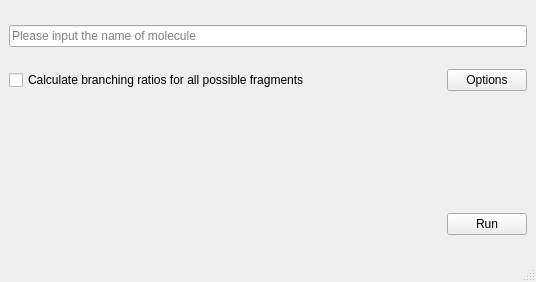
Before: the Qt Designer form SDIC Project/brief sample.ui in Yintai-Ding/SDIC-Project-YintaiDing, drawn with Qt 5.
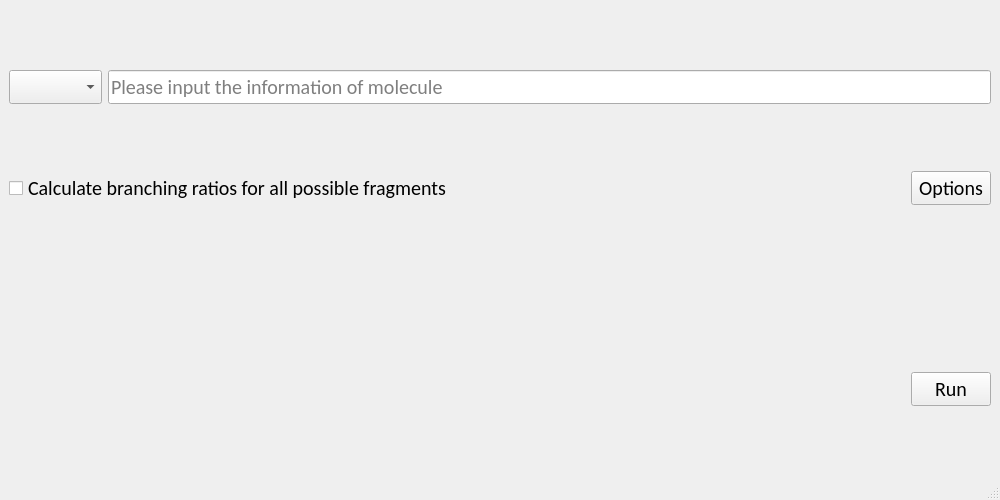
After: the same form once the commit is applied.

Patch:
```diff
--- a/SDIC Project/brief sample.ui
+++ b/SDIC Project/brief sample.ui
@@ -6,26 +6,79 @@
    <rect>
     <x>0</x>
     <y>0</y>
-    <width>536</width>
-    <height>282</height>
+    <width>1000</width>
+    <height>500</height>
    </rect>
   </property>
+  <property name="minimumSize">
+   <size>
+    <width>1000</width>
+    <height>500</height>
+   </size>
+  </property>
   <property name="windowTitle">
    <string>Branching Ratios</string>
   </property>
   <widget class="QWidget" name="centralwidget">
    <layout class="QVBoxLayout" name="verticalLayout">
     <item>
-     <widget class="QLineEdit" name="MoleculeEdit">
-      <property name="placeholderText">
-       <string>Please input the name of molecule</string>
-      </property>
-     </widget>
+     <layout class="QHBoxLayout" name="horizontalLayout">
+      <item>
+       <widget class="QComboBox" name="comboBox">
+        <property name="font">
+         <font>
+          <family>Calibri</family>
+          <pointsize>15</pointsize>
+         </font>
+        </property>
+        <property name="editable">
+         <bool>false</bool>
+        </property>
+        <property name="currentText">
+         <string/>
+        </property>
+        <property name="maxVisibleItems">
+         <number>10</number>
+        </property>
+        <property name="maxCount">
+         <number>2147483645</number>
+        </property>
+        <property name="placeholderText">
+         <string/>
+        </property>
+       </widget>
+      </item>
+      <item>
+       <widget class="QLineEdit" name="MoleculeEdit">
+        <property name="minimumSize">
+         <size>
+          <width>0</width>
+          <height>0</height>
+         </size>
+        </property>
+        <property name="font">
+         <font>
+          <family>Calibri</family>
+          <pointsize>15</pointsize>
+         </font>
+        </property>
+        <property name="placeholderText">
+         <string>Please input the information of molecule</string>
+        </property>
+       </widget>
+      </item>
+     </layout>
     </item>
     <item>
      <layout class="QHBoxLayout" name="CheckBoxLayout">
       <item>
        <widget class="QCheckBox" name="ComputeRatios">
+        <property name="font">
+         <font>
+          <family>Calibri</family>
+          <pointsize>15</pointsize>
+         </font>
+        </property>
         <property name="text">
          <string>Calculate branching ratios for all possible fragments</string>
         </property>
@@ -52,6 +105,12 @@
           <verstretch>0</verstretch>
          </sizepolicy>
         </property>
+        <property name="font">
+         <font>
+          <family>Calibri</family>
+          <pointsize>15</pointsize>
+         </font>
+        </property>
         <property name="text">
          <string>Options</string>
         </property>
@@ -88,6 +147,12 @@
           <verstretch>0</verstretch>
          </sizepolicy>
         </property>
+        <property name="font">
+         <font>
+          <family>Calibri</family>
+          <pointsize>15</pointsize>
+         </font>
+        </property>
         <property name="text">
          <string>Run</string>
         </property>
```
Left out of the diff: 2 changed lines with no effect on the pictures.
